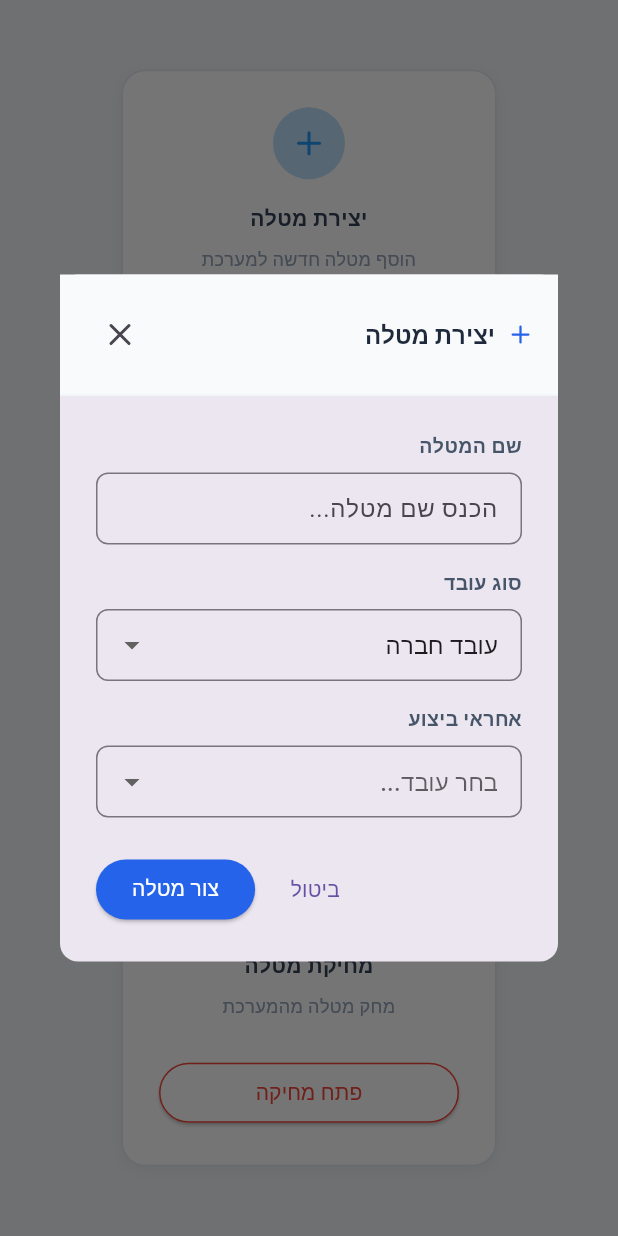
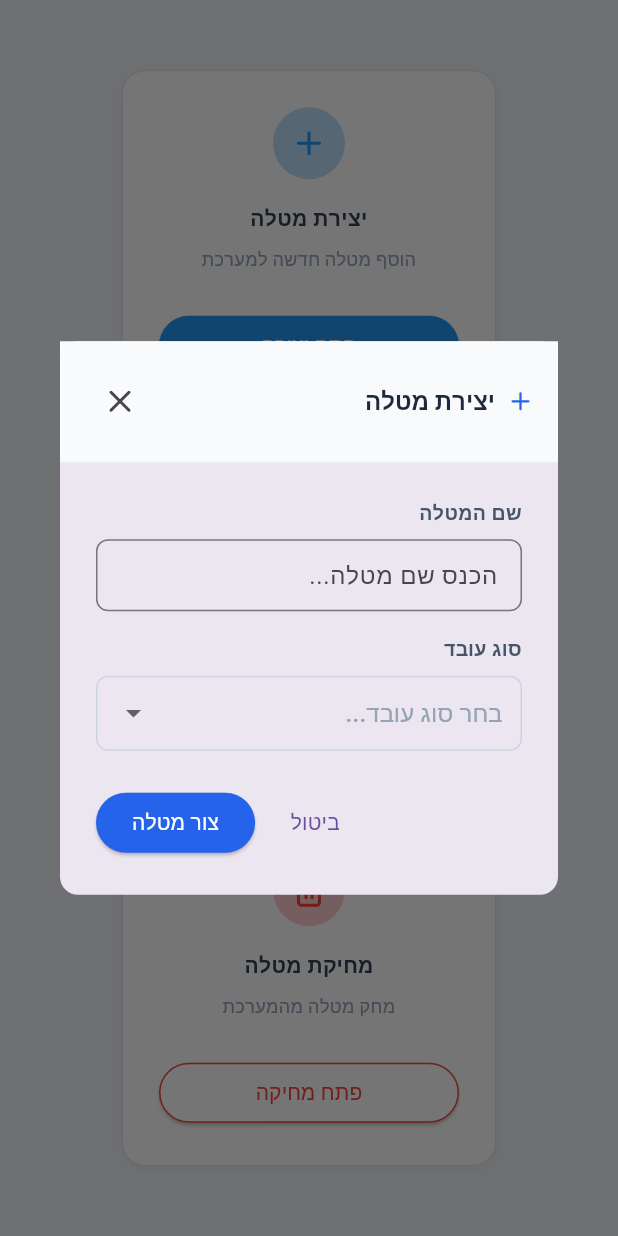
Before and after one commit to shira-rosenfeld/PulseApp, a Flutter app: the ModalsShowcase screen opened directly, after a tap on "פתח יצירה", on a phone screen of 412 x 824 dp. Run offline on Flutter 3.47's test engine with Material 3 defaults, Android fonts, the phone set to English and light mode, and no system bars; our stand-ins replace flutter_riverpod, lucide_icons_flutter; missing offline and left inert: dart:html; Roboto replaces fonts that are missing (Segoe UI).

Commit message:
Fix modal dropdowns, search field margin, deprecation warnings
task_modals.dart:
- _workerType starts null so type dropdown shows 'בחר סוג עובד...'
  hint on open instead of defaulting to INTERNAL
- 'אחראי ביצוע' section only renders after a type is chosen (if null
  guard), preventing access to an unfiltered full worker list
- Replace both DropdownButtonFormField (deprecated value: param) with
  DropdownButton inside a styled Container — fixes both deprecation
  warnings at lines 149 and 167, and gives full controlled-widget
  behaviour without needing initialValue + key workarounds

manager_workspace.dart:
- Add vertical: 12 padding to the header Container so the search field
  has breathing room above and below within the 64px app bar

https://claude.ai/code/session_01GynUgbpBu1o5JZHzRht1Ed

```diff
--- a/pulse_frontend/lib/ui/manager_workspace.dart
+++ b/pulse_frontend/lib/ui/manager_workspace.dart
@@ -82,7 +82,7 @@ class ManagerWorkspace extends ConsumerWidget {
           color: Colors.white,
           border: Border(bottom: BorderSide(color: Color(0xFFE2E8F0))),
         ),
-        padding: const EdgeInsets.symmetric(horizontal: 24),
+        padding: const EdgeInsets.symmetric(horizontal: 24, vertical: 12),
         child: Row(
           mainAxisAlignment: MainAxisAlignment.spaceBetween,
           children: [
--- a/pulse_frontend/lib/ui/task_modals.dart
+++ b/pulse_frontend/lib/ui/task_modals.dart
@@ -78,7 +78,7 @@ class CreateTaskModal extends StatefulWidget {
 }
 
 class _CreateTaskModalState extends State<CreateTaskModal> {
-  String _workerType = 'INTERNAL';
+  String? _workerType;
   String? _selectedWorker;
   final _taskNameController = TextEditingController();
 
@@ -93,6 +93,11 @@ class _CreateTaskModalState extends State<CreateTaskModal> {
 
   List<String> get _currentWorkers =>
       _workerType == 'INTERNAL' ? _internalWorkers : _externalWorkers;
+
+  static BoxDecoration get _dropdownDecoration => BoxDecoration(
+        border: Border.all(color: const Color(0xFFCBD5E1)),
+        borderRadius: BorderRadius.circular(8),
+      );
 
   @override
   void dispose() {
@@ -145,36 +150,43 @@ class _CreateTaskModalState extends State<CreateTaskModal> {
             const SizedBox(height: 16),
             const Text('סוג עובד', style: TextStyle(fontSize: 13, fontWeight: FontWeight.bold, color: Color(0xFF475569))),
             const SizedBox(height: 8),
-            DropdownButtonFormField<String>(
+            Container(
+              decoration: _dropdownDecoration,
+              padding: const EdgeInsets.symmetric(horizontal: 12),
+              child: DropdownButton<String>(
                 value: _workerType,
-              decoration: InputDecoration(
-                border: OutlineInputBorder(borderRadius: BorderRadius.circular(8)),
-                contentPadding: const EdgeInsets.symmetric(horizontal: 12, vertical: 10),
-              ),
+                hint: const Text('בחר סוג עובד...', style: TextStyle(color: Color(0xFF94A3B8))),
+                isExpanded: true,
+                underline: const SizedBox(),
                 items: const [
                   DropdownMenuItem(value: 'INTERNAL', child: Text('עובד חברה')),
                   DropdownMenuItem(value: 'EXTERNAL', child: Text('יועץ חיצוני')),
                 ],
                 onChanged: (val) => setState(() {
-                _workerType = val!;
+                  _workerType = val;
                   _selectedWorker = null;
                 }),
               ),
+            ),
+            if (_workerType != null) ...[
               const SizedBox(height: 16),
               const Text('אחראי ביצוע', style: TextStyle(fontSize: 13, fontWeight: FontWeight.bold, color: Color(0xFF475569))),
               const SizedBox(height: 8),
-            DropdownButtonFormField<String>(
+              Container(
+                decoration: _dropdownDecoration,
+                padding: const EdgeInsets.symmetric(horizontal: 12),
+                child: DropdownButton<String>(
                   value: _selectedWorker,
-              decoration: InputDecoration(
-                border: OutlineInputBorder(borderRadius: BorderRadius.circular(8)),
-                contentPadding: const EdgeInsets.symmetric(horizontal: 12, vertical: 10),
-              ),
-              hint: const Text('בחר עובד...'),
+                  hint: const Text('בחר עובד...', style: TextStyle(color: Color(0xFF94A3B8))),
+                  isExpanded: true,
+                  underline: const SizedBox(),
                   items: _currentWorkers
                       .map((name) => DropdownMenuItem(value: name, child: Text(name)))
                       .toList(),
                   onChanged: (val) => setState(() => _selectedWorker = val),
                 ),
+              ),
+            ],
           ],
         ),
       ),
```
Lines whose indentation alone changed are shown as unchanged.
